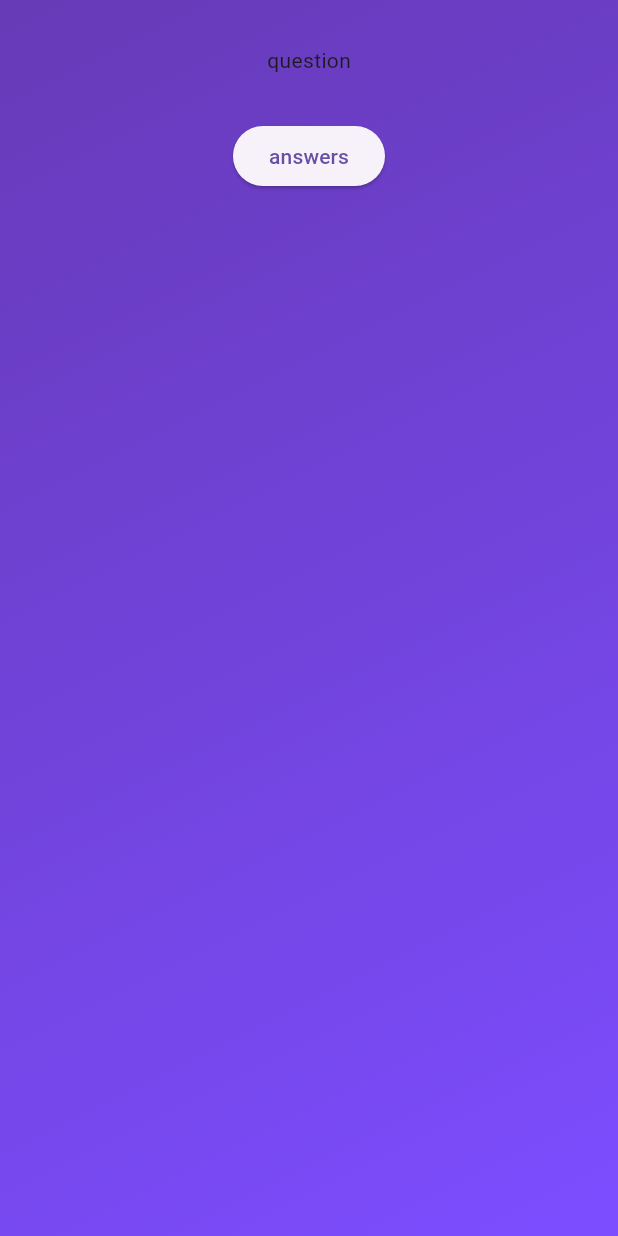
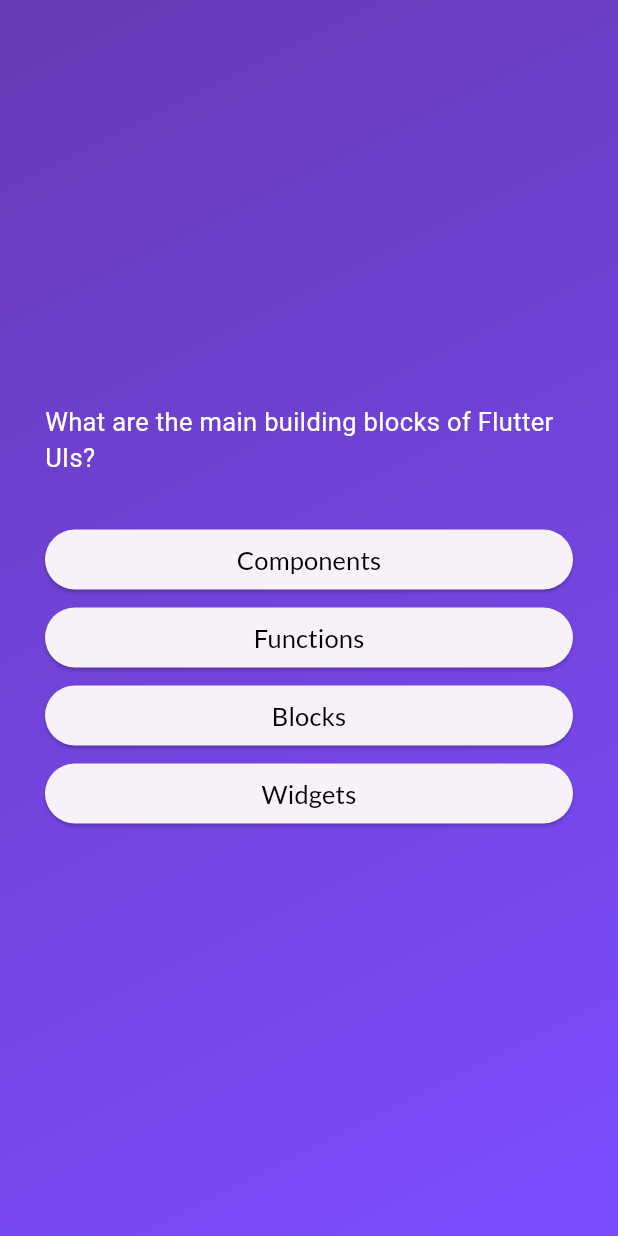
Before and after one commit to tanvu1810/Dart_Project, a Flutter app: the screen it shows after launch, after a tap on "Start Quiz", on a phone screen of 412 x 824 dp. Run offline on Flutter 3.47's test engine with Material 3 defaults, Android fonts, the phone set to English and light mode, and no system bars; our stand-ins replace google_fonts.

Commit message:
Question Screen

```diff
--- /dev/null
+++ b/lib/answer_button.dart
@@ -0,0 +1,33 @@
+import 'package:flutter/material.dart';
+import 'package:google_fonts/google_fonts.dart';
+
+class AnswerButton extends StatelessWidget {
+  const AnswerButton(
+      {super.key, required this.answerText, required this.onTap});
+  final void Function() onTap;
+  final String answerText;
+  @override
+  Widget build(BuildContext context) {
+    return Container(
+      margin: const EdgeInsets.symmetric(
+        vertical: 2,
+      ),
+      child: ElevatedButton(
+        onPressed: onTap,
+        style: ElevatedButton.styleFrom(
+            foregroundColor: Colors.black,
+            padding: const EdgeInsets.symmetric(
+              vertical: 8,
+              horizontal: 10,
+            )),
+        child: Text(
+          answerText,
+          style: GoogleFonts.lato(
+            fontSize: 17,
+          ),
+          textAlign: TextAlign.center,
+        ),
+      ),
+    );
+  }
+}
--- /dev/null
+++ b/lib/data/question.dart
@@ -0,0 +1,55 @@
+import 'package:quiz_game/models/quiz_question.dart';
+
+const questions = [
+  QuizQuestion(
+    'What are the main building blocks of Flutter UIs?',
+    [
+      'Widgets',
+      'Components',
+      'Blocks',
+      'Functions',
+    ],
+  ),
+  QuizQuestion('How are Flutter UIs built?', [
+    'By combining widgets in code',
+    'By combining widgets in a visual editor',
+    'By defining widgets in config files',
+    'By using XCode for iOS and Android Studio for Android',
+  ]),
+  QuizQuestion(
+    'What\'s the purpose of a StatefulWidget?',
+    [
+      'Update UI as data changes',
+      'Update data as UI changes',
+      'Ignore data changes',
+      'Render UI that does not depend on data',
+    ],
+  ),
+  QuizQuestion(
+    'Which widget should you try to use more often: StatelessWidget or StatefulWidget?',
+    [
+      'StatelessWidget',
+      'StatefulWidget',
+      'Both are equally good',
+      'None of the above',
+    ],
+  ),
+  QuizQuestion(
+    'What happens if you change data in a StatelessWidget?',
+    [
+      'The UI is not updated',
+      'The UI is updated',
+      'The closest StatefulWidget is updated',
+      'Any nested StatefulWidgets are updated',
+    ],
+  ),
+  QuizQuestion(
+    'How should you update data inside of StatefulWidgets?',
+    [
+      'By calling setState()',
+      'By calling updateData()',
+      'By calling updateUI()',
+      'By calling updateState()',
+    ],
+  ),
+];
--- /dev/null
+++ b/lib/models/quiz_question.dart
@@ -0,0 +1,10 @@
+class QuizQuestion {
+  const QuizQuestion(this.text, this.answers);
+  final String text;
+  final List<String> answers;
+  List<String> getShuffledAnswer() {
+    final shuffleList = List.of(answers);
+    shuffleList.shuffle();
+    return shuffleList;
+  }
+}
--- a/lib/question_screen.dart
+++ b/lib/question_screen.dart
@@ -1,4 +1,7 @@
 import 'package:flutter/material.dart';
+import 'package:google_fonts/google_fonts.dart';
+import 'package:quiz_game/answer_button.dart';
+import 'package:quiz_game/data/question.dart';
 
 class QuestionScreen extends StatefulWidget {
   const QuestionScreen({super.key});
@@ -9,19 +12,42 @@
 }
 
 class _QuestionScreenState extends State<QuestionScreen> {
+  int currentQuestionIndex = 0;
+  void answerQuestion() {
+    setState(() {
+      currentQuestionIndex++;
+    });
+  }
+
   @override
   Widget build(BuildContext context) {
+    final currentQuestion = questions[currentQuestionIndex];
+
     return SizedBox(
       width: double.infinity,
       child: Container(
         margin: const EdgeInsets.all(30),
         child: Column(
+          mainAxisAlignment: MainAxisAlignment.center,
+          crossAxisAlignment: CrossAxisAlignment.stretch,
           children: [
-            const Text('question'),
+            Text(
+              currentQuestion.text,
+              style: GoogleFonts.aBeeZee(
+                color: Colors.white,
+                fontSize: 17,
+                fontWeight: FontWeight.normal,
+              ),
+              textAlign: TextAlign.start,
+            ),
             const SizedBox(height: 30),
-            ElevatedButton(
-              onPressed: () {},
-              child: const Text('answers'),
+            ...currentQuestion.getShuffledAnswer().map(
+              (answer) {
+                return AnswerButton(
+                  answerText: answer,
+                  onTap: answerQuestion,
+                );
+              },
             )
           ],
         ),
```
